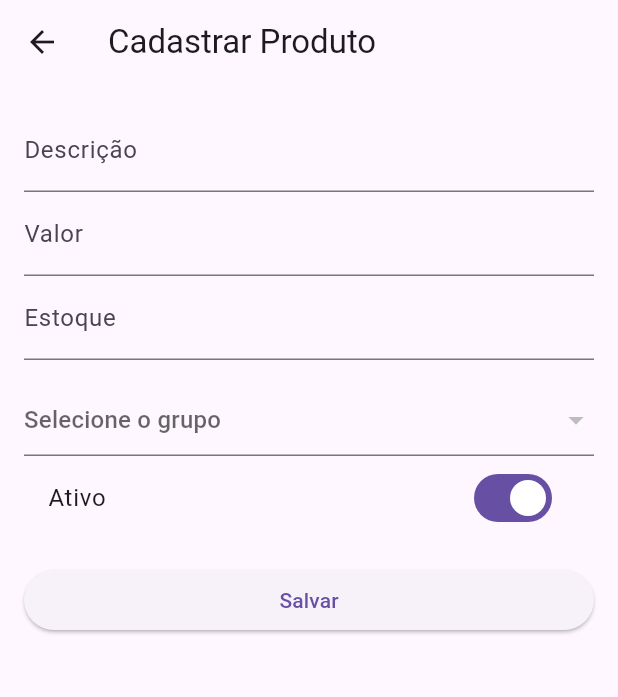
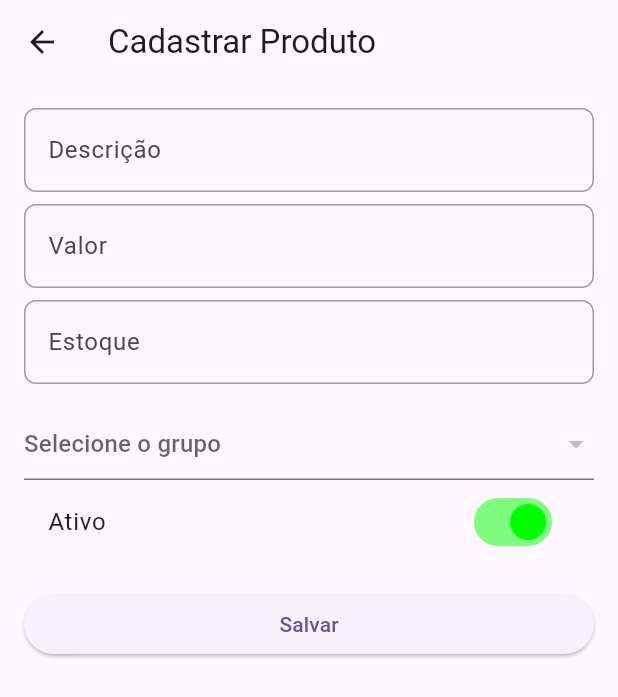
Before and after one commit to dev-oliveira-jv/Delivery-Control, a Flutter app: the CreateProductPage screen opened directly, on a phone screen of 412 x 824 dp. Shown: the top 697 px of the screen. Run offline on Flutter 3.47's test engine with Material 3 defaults, Android fonts, the phone set to English and light mode, and no system bars; our stand-ins replace lottie; missing offline and left inert: dart:ffi; accounts and stored records are empty; network calls fail; statements that could not run were skipped.

```diff
--- /dev/null
+++ b/padaria/lib/core/enum/list_producto_page_mode.dart
@@ -0,0 +1 @@
+enum ListProductMode { edicao, selecao }
--- a/padaria/lib/ui/home/pages/create_product_page.dart
+++ b/padaria/lib/ui/home/pages/create_product_page.dart
@@ -1,11 +1,13 @@
 import 'package:flutter/material.dart';
+import 'package:padaria/core/enum/list_producto_page_mode.dart';
 import 'package:padaria/data/repositories/product_repository.dart';
 import '../../../core/services/product_service.dart';
 import '../../../data/models/product_model.dart';
 
 class CreateProductPage extends StatefulWidget {
   final String? productId;
-  const CreateProductPage({Key? key, this.productId}) : super(key: key);
+  const CreateProductPage({Key? key, this.productId, ListProductMode? mode})
+      : super(key: key);
 
   @override
   State<CreateProductPage> createState() => _CreateProductPage();
@@ -109,21 +111,54 @@ class _CreateProductPage extends State<CreateProductPage> {
             child: ListView(
               children: [
                 TextFormField(
+                  cursorColor: Colors.black,
                   controller: _descricaoController,
-                  decoration: const InputDecoration(labelText: 'Descrição'),
+                  decoration: InputDecoration(
+                      labelText: 'Descrição',
+                      focusedBorder: const OutlineInputBorder(
+                        borderSide: BorderSide(color: Colors.black),
+                      ),
+                      enabledBorder: OutlineInputBorder(
+                        borderSide: const BorderSide(color: Colors.grey),
+                        borderRadius: BorderRadius.circular(8),
+                      )),
                   validator: (value) =>
                       value!.isEmpty ? 'O Campo e obrigatório' : null,
                 ),
+                const SizedBox(
+                  height: 8,
+                ),
                 TextFormField(
+                  cursorColor: Colors.black,
                   controller: _valorController,
-                  decoration: const InputDecoration(labelText: 'Valor'),
+                  decoration: InputDecoration(
+                      labelText: 'Valor',
+                      focusedBorder: const OutlineInputBorder(
+                        borderSide: BorderSide(color: Colors.black),
+                      ),
+                      enabledBorder: OutlineInputBorder(
+                        borderSide: const BorderSide(color: Colors.grey),
+                        borderRadius: BorderRadius.circular(8),
+                      )),
                   keyboardType: TextInputType.number,
                   validator: (value) =>
                       value!.isEmpty ? 'Informe o Valor' : null,
                 ),
+                const SizedBox(
+                  height: 8,
+                ),
                 TextFormField(
+                  cursorColor: Colors.black,
                   controller: _estoqueController,
-                  decoration: const InputDecoration(labelText: 'Estoque'),
+                  decoration: InputDecoration(
+                      labelText: 'Estoque',
+                      focusedBorder: const OutlineInputBorder(
+                        borderSide: BorderSide(color: Colors.black),
+                      ),
+                      enabledBorder: OutlineInputBorder(
+                        borderSide: const BorderSide(color: Colors.grey),
+                        borderRadius: BorderRadius.circular(8),
+                      )),
                   keyboardType: TextInputType.number,
                   validator: (value) =>
                       value!.isEmpty ? 'Informe o estoque' : null,
@@ -145,6 +180,8 @@ class _CreateProductPage extends State<CreateProductPage> {
                       value == null ? 'Selecione um grupo' : null,
                 ),
                 SwitchListTile(
+                    hoverColor: const Color.fromARGB(255, 240, 225, 222),
+                    activeColor: Color.fromARGB(255, 0, 255, 0),
                     title: const Text('Ativo'),
                     value: _statusAtivo,
                     onChanged: (value) {
@@ -191,9 +228,18 @@ class _CreateProductPage extends State<CreateProductPage> {
                       }
                     },
                     icon: const Icon(Icons.delete),
-                    label: const Text("Excluir"),
-                    style:
-                        ElevatedButton.styleFrom(backgroundColor: Colors.red),
+                    label: const Text(
+                      "Excluir",
+                      style: TextStyle(color: Colors.black),
+                    ),
+                    style: ElevatedButton.styleFrom(
+                      backgroundColor: Colors.red,
+                      foregroundColor: Colors.black,
+                      padding: const EdgeInsets.symmetric(vertical: 16),
+                      shape: RoundedRectangleBorder(
+                        borderRadius: BorderRadius.circular(8),
+                      ),
+                    ),
                   )
               ],
             )),
```
Also changed, not shown: padaria/lib/ui/home/pages/create_order_page.dart (added, +234 -0 lines), padaria/lib/ui/home/pages/list_product_page.dart (+34 -10 lines), padaria/lib/ui/widgets/cart_widget.dart (added, +30 -0 lines).
